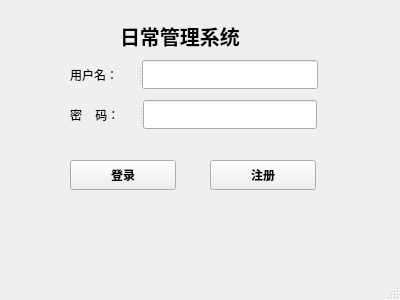
This is schedule_manager/mainwindow.ui in SuQingXuHua/ComputerProgrammingHomework as Qt 5 draws it before an edit. The edited form follows.
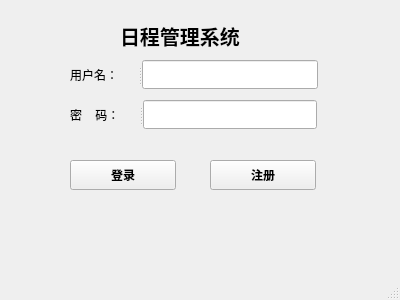
This is the edited form.

Patch:
```diff
--- a/schedule_manager/mainwindow.ui
+++ b/schedule_manager/mainwindow.ui
@@ -43,7 +43,7 @@
      </font>
     </property>
     <property name="text">
-     <string>日常管理系统</string>
+     <string>日程管理系统</string>
     </property>
    </widget>
    <widget class="QPushButton" name="loginButton">
```
Left out of the diff: 2 changed lines with no effect on the pictures.
